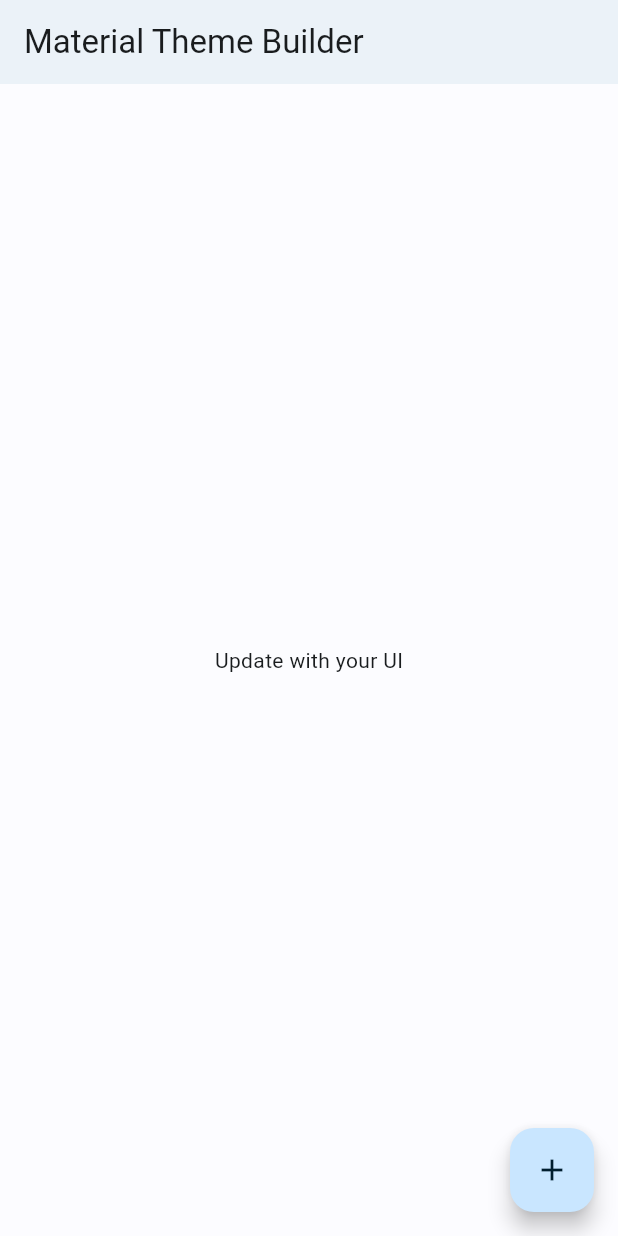
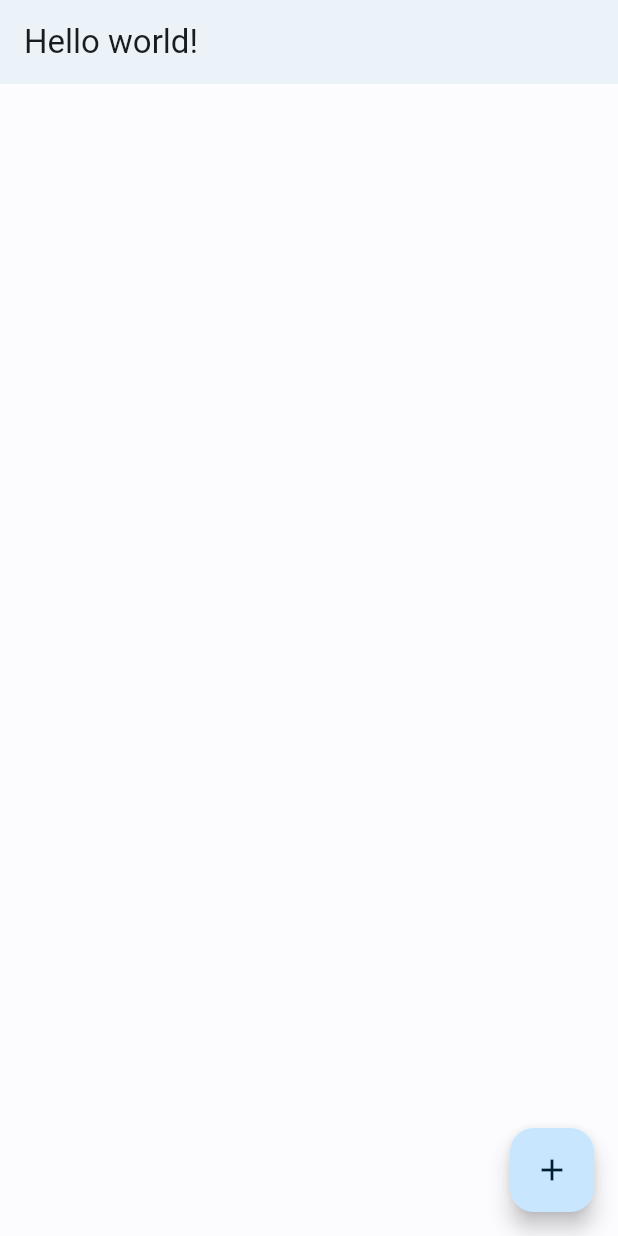
Before and after one commit to quantum9Innovation/proto, a Flutter app: the screen it shows after launch, on a phone screen of 412 x 824 dp. Run offline on Flutter 3.47's test engine with Material 2 defaults, Android fonts, the phone set to English and light mode, and no system bars; generated files the repository leaves out were written again.

Commit message:
Initial i18n setup

```diff
--- /dev/null
+++ b/l10n.yaml
@@ -0,0 +1,3 @@
+arb-dir: lib/l10n
+template-arb-file: app_en.arb
+output-localization-file: app_l10n.dart
--- a/lib/home.dart
+++ b/lib/home.dart
@@ -1,4 +1,5 @@
 import 'package:flutter/material.dart';
+import 'package:flutter_gen/gen_l10n/app_l10n.dart';
 
 class Home extends StatelessWidget {
   const Home({Key? key}) : super(key: key);
@@ -9,18 +10,18 @@
     return Scaffold(
         appBar: AppBar(
           elevation: 2,
-          title: const Text('Material Theme Builder'),
+          title: Text(AppLocalizations.of(context)!.helloWorld),
         ),
-        body: Center(
-          child: Column(
-            mainAxisAlignment: MainAxisAlignment.center,
-            children: const [
-              Text(
-                'Update with your UI',
-              ),
-            ],
-          ),
-        ),
+        // body: Center(
+        //   child: Column(
+        //     mainAxisAlignment: MainAxisAlignment.center,
+        //     children: const [
+        //       Text(
+        //         'Update with your UI',
+        //       ),
+        //     ],
+        //   ),
+        // ),
         floatingActionButton: FloatingActionButton(
             onPressed: () => {},
             tooltip: 'Increment',
--- /dev/null
+++ b/lib/l10n/app_en_US.arb
@@ -0,0 +1,6 @@
+{
+    "@@locale": "en_US",
+    "@@author": "Proto Development Team",
+    "title": "Proto",
+    "helloWorld": "Hello world!"
+}
--- /dev/null
+++ b/lib/l10n/app_es.arb
@@ -0,0 +1,6 @@
+{
+    "@@locale": "es",
+    "@@author": "@quantum9innovation",
+    "title": "Proto",
+    "helloWorld": "¡Hola mundo!"
+}
--- /dev/null
+++ b/lib/l10n/app_es_MX.arb
@@ -0,0 +1,6 @@
+{
+    "@@locale": "es_MX",
+    "@@author": "@quantum9innovation",
+    "title": "Proto",
+    "helloWorld": "¡Hola mundo!"
+}
--- /dev/null
+++ b/lib/l10n/app_ja.arb
@@ -0,0 +1,5 @@
+{
+    "@@locale": "ja",
+    "title": "プロト",
+    "helloWorld": "こんにちは世界！"
+}
--- /dev/null
+++ b/lib/l10n/app_ja_JP.arb
@@ -0,0 +1,5 @@
+{
+    "@@locale": "ja_JP",
+    "title": "プロト",
+    "helloWorld": "こんにちは世界！"
+}
--- a/lib/main.dart
+++ b/lib/main.dart
@@ -1,4 +1,5 @@
 import 'package:flutter/material.dart';
+import 'package:flutter_gen/gen_l10n/app_l10n.dart';
 import 'colors.g.dart';
 import 'home.dart';
 
@@ -13,6 +14,9 @@
   @override
   Widget build(BuildContext context) {
     return MaterialApp(
+      onGenerateTitle: (context) => AppLocalizations.of(context)!.title,
+      localizationsDelegates: AppLocalizations.localizationsDelegates,
+      supportedLocales: AppLocalizations.supportedLocales,
       theme: ThemeData(useMaterial3: true, colorScheme: lightColorScheme),
       darkTheme: ThemeData(useMaterial3: true, colorScheme: darkColorScheme),
       debugShowCheckedModeBanner: false,
--- a/pubspec.yaml
+++ b/pubspec.yaml
@@ -54,6 +54,9 @@
 # The following section is specific to Flutter packages.
 flutter:
 
+  # For i18n
+  generate: true
+
   # The following line ensures that the Material Icons font is
   # included with your application, so that you can use the icons in
   # the material Icons class.
```
Also changed, not shown: lib/l10n/app_en.arb (added, +9 -0 lines).
